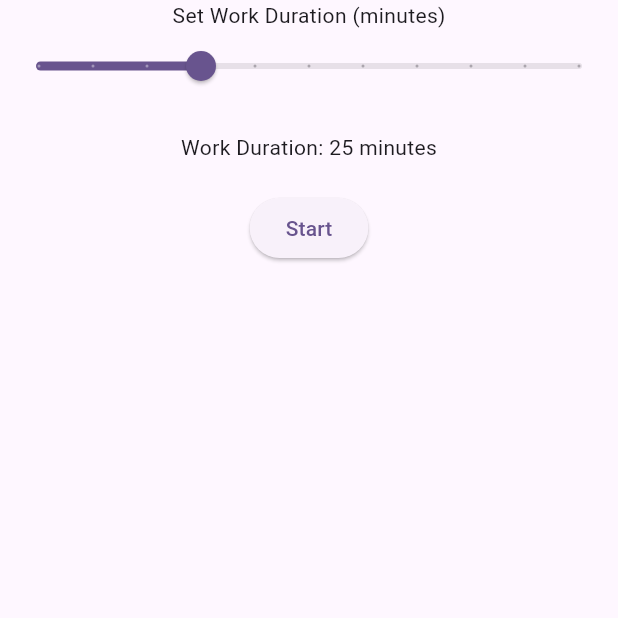
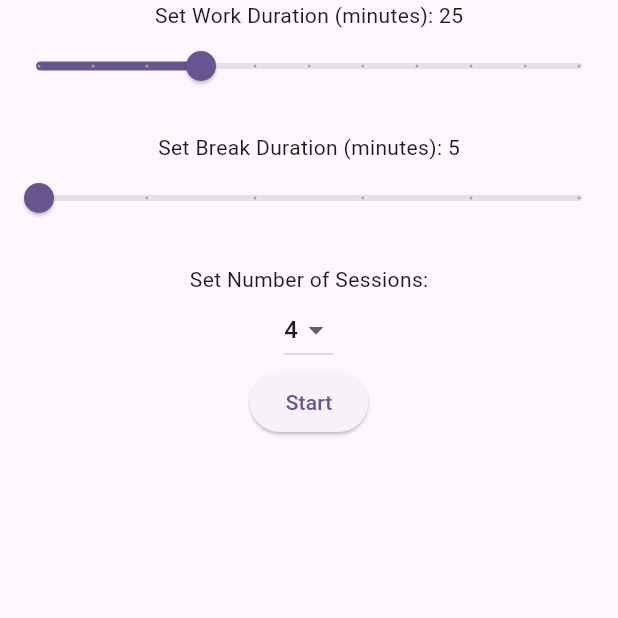
Before and after one commit to CareerDelTorro/pomodoro-coffee, a Flutter app: the screen it shows after launch, on a phone screen of 412 x 824 dp, the top half of it. Run offline on Flutter 3.47's test engine with Material 3 defaults, Android fonts, the phone set to English and light mode, and no system bars.

Commit message:
add more UI elements for the setup page

```diff
--- a/lib/pages/setup_page.dart
+++ b/lib/pages/setup_page.dart
@@ -13,7 +13,7 @@ class SetupPage extends StatelessWidget {
       body: Center(
         child: Column(
           children: [
-            Text('Set Work Duration (minutes)'),
+            Text('Set Work Duration (minutes): ${appState.workDuration}'),
             Slider(
               min: 10,
               max: 60,
@@ -24,8 +24,35 @@ class SetupPage extends StatelessWidget {
               },
             ),
             SizedBox(height: 20),
-            Text('Work Duration: ${appState.workDuration} minutes'),
+
+            Text('Set Break Duration (minutes): ${appState.breakDuration}'),
+            Slider(
+              min: 5,
+              max: 30,
+              divisions: 5,
+              value: appState.breakDuration.toDouble(),
+              onChanged: (newValue) {
+                appState.setBreakDuration(newValue.toInt());
+              },
+            ),
             SizedBox(height: 20),
+            Text('Set Number of Sessions:'),
+            DropdownButton(
+              items: List.generate(5, (index) => index + 1)
+                  .map(
+                    (numSessions) => DropdownMenuItem(
+                      value: numSessions,
+                      child: Text(numSessions.toString()),
+                    ),
+                  )
+                  .toList(),
+              value: appState.numSessions,
+              onChanged: (newValue) {
+                if (newValue != null) {
+                  appState.setNumSessions(newValue);
+                }
+              },
+            ),
             ElevatedButton(
               onPressed: () => Navigator.pushNamed(context, '/session'),
               child: Text("Start"),
```
